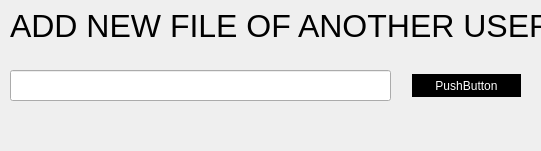
First picture: the form in client/ui/addfile.ui, repository s267562/Live-Text-Editor, before the edit.
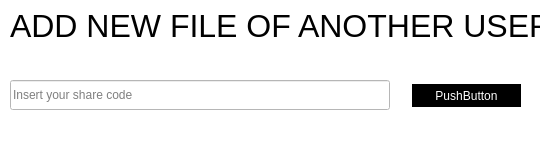
Second picture: the form after the edit.

What changed in the file:
```diff
--- a/client/ui/addfile.ui
+++ b/client/ui/addfile.ui
@@ -6,13 +6,28 @@
    <rect>
     <x>0</x>
     <y>0</y>
-    <width>541</width>
-    <height>151</height>
+    <width>540</width>
+    <height>150</height>
    </rect>
   </property>
+  <property name="minimumSize">
+   <size>
+    <width>540</width>
+    <height>150</height>
+   </size>
+  </property>
+  <property name="maximumSize">
+   <size>
+    <width>540</width>
+    <height>150</height>
+   </size>
+  </property>
   <property name="windowTitle">
    <string>AddFile</string>
   </property>
+  <property name="styleSheet">
+   <string notr="true">background-color: rgb(255, 255, 255);</string>
+  </property>
   <widget class="QLabel" name="label">
    <property name="geometry">
     <rect>
@@ -33,17 +48,20 @@
    <property name="geometry">
     <rect>
      <x>10</x>
-     <y>70</y>
-     <width>381</width>
-     <height>31</height>
+     <y>80</y>
+     <width>380</width>
+     <height>30</height>
     </rect>
    </property>
+   <property name="placeholderText">
+    <string>Insert your share code</string>
+   </property>
   </widget>
   <widget class="QPushButton" name="pushButton">
    <property name="geometry">
     <rect>
      <x>410</x>
-     <y>70</y>
+     <y>80</y>
      <width>113</width>
      <height>31</height>
     </rect>
```
